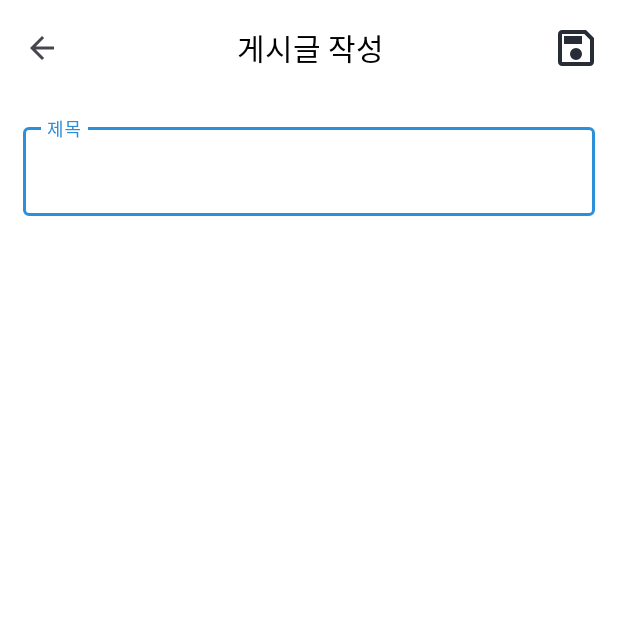
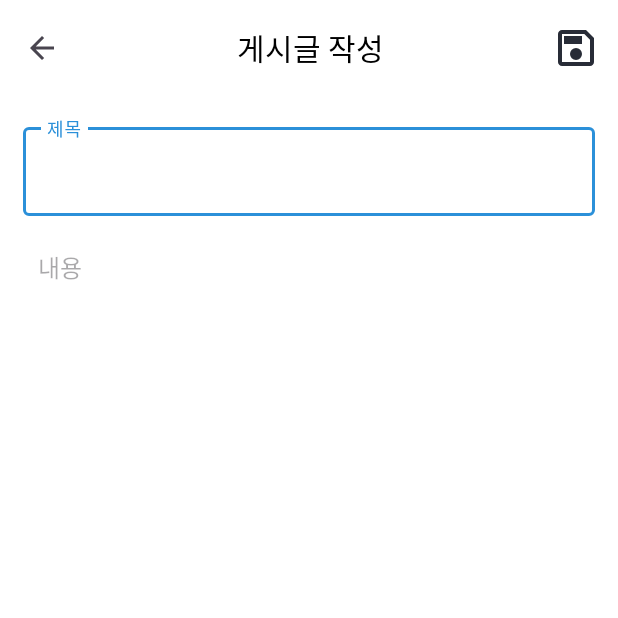
Before and after one commit to georgeois10/georgeois_AOS, an Android app: the fragment BoardRegisterFragment placed in its activity, after a tap on "저장하기", on a phone screen of 412 x 824 dp, the top half of it. Run offline under Robolectric (Android 15) with nearby library versions, the phone set to English and light mode, and no system bars; libraries missing offline, so code that uses them is left out: com.kakao.sdk, com.navercorp.nid; network calls fail; Roboto replaces fonts that are not available here.

Commit message:
[design] 게시판 등록- 디자인 변경
게시판 내용 : TextLayout -> editText
및 hint 추가

```diff
--- a/georgeois/app/src/main/java/com/example/georgeois/ui/board/BoardRegisterFragment.kt
+++ b/georgeois/app/src/main/java/com/example/georgeois/ui/board/BoardRegisterFragment.kt
@@ -67,14 +67,13 @@ class BoardRegisterFragment : Fragment() {
                 }
             }
 
-            contentTextWatcher = ContentTextWatcher(textIputEditTextBoardRegisterContent,textViewBoardRegisterTextCount)
-            textInputLayoutBoardRegisterContent.editText?.addTextChangedListener(contentTextWatcher)
+            contentTextWatcher = ContentTextWatcher(textViewBoardRegisterTextCount)
+            editTextBoardRegisterContext.addTextChangedListener(contentTextWatcher)
             fragmentBoardRegisterBinding.textInputEditTextBoardRegisterTitle.requestFocus()
             fragmentBoardRegisterBinding.textInputEditTextBoardRegisterTitle.postDelayed({
                 val imm = requireContext().getSystemService(Context.INPUT_METHOD_SERVICE) as InputMethodManager
                 imm.showSoftInput(fragmentBoardRegisterBinding.textInputEditTextBoardRegisterTitle, InputMethodManager.SHOW_IMPLICIT)
-            }, 200) // Delay for 200 milliseconds
-
+            }, 200)
             imageButtonBoardRegisterAdd.setOnClickListener {
                 constraintLayoutBoardRegister.visibility = View.VISIBLE
                 scrollToBottom()
@@ -90,7 +89,7 @@ class BoardRegisterFragment : Fragment() {
     fun save(){
         fragmentBoardRegisterBinding.run {
 
-            val Content = textIputEditTextBoardRegisterContent.text?.toString()
+            val Content = editTextBoardRegisterContext.text?.toString()
             val Title = textInputEditTextBoardRegisterTitle.text?.toString()
             if(!Content.isNullOrBlank() && !Title.isNullOrBlank()){
                 var boardClass = BoardClass(
@@ -116,7 +115,6 @@ class BoardRegisterFragment : Fragment() {
 
     private fun scrollToBottom() {
         fragmentBoardRegisterBinding.scrollViewBoardRegister.post {
-            // This ensures that the scrolling takes place after the layout is complete
             fragmentBoardRegisterBinding.scrollViewBoardRegister.fullScroll(View.FOCUS_DOWN)
         }
     }
--- a/georgeois/app/src/main/java/com/example/georgeois/utill/ContentTextWatcher.kt
+++ b/georgeois/app/src/main/java/com/example/georgeois/utill/ContentTextWatcher.kt
@@ -10,7 +10,7 @@ import android.widget.TextView
 import com.example.georgeois.R
 import com.google.android.material.textfield.TextInputEditText
 
-class ContentTextWatcher(private val textInputEditText: TextInputEditText, private val textView: TextView) : TextWatcher {
+class ContentTextWatcher(private val textView: TextView) : TextWatcher {
 
     private val maxCharacterCount = 1000
 
@@ -41,8 +41,4 @@ class ContentTextWatcher(private val textInputEditText: TextInputEditText, priva
         shakeAnimator.start()
     }
 
-    private fun shakeView(editText: TextInputEditText) {
-        val parentView = editText.parent as View // Assuming TextInputEditText is directly inside a parent view
-        shakeView(parentView)
-    }
 }
--- a/georgeois/app/src/main/res/layout/fragment_board_register.xml
+++ b/georgeois/app/src/main/res/layout/fragment_board_register.xml
@@ -1,5 +1,6 @@
 <?xml version="1.0" encoding="utf-8"?>
 <LinearLayout
+    android:id="@+id/linearLayout_test"
     xmlns:android="http://schemas.android.com/apk/res/android"
     xmlns:app="http://schemas.android.com/apk/res-auto"
     xmlns:tools="http://schemas.android.com/tools"
@@ -45,34 +46,19 @@
                     android:hint="제목" />
             </com.google.android.material.textfield.TextInputLayout>
 
-<!--            <EditText-->
-<!--                android:layout_marginTop="@dimen/margin_12dp"-->
-<!--                android:id="@+id/editText_boardRegister_context"-->
-<!--                android:layout_width="match_parent"-->
-<!--                android:layout_height="wrap_content"-->
-<!--                android:gravity="top"-->
-<!--                android:hint="내용"-->
-<!--                style="@style/Theme.Georgeois.Text"-->
-<!--                android:textSize="@dimen/font_size_16sp"-->
-<!--                android:background="#00FFFFFF"/>-->
+            <EditText
+                android:layout_marginTop="@dimen/margin_12dp"
+                android:id="@+id/editText_boardRegister_context"
+                android:layout_width="match_parent"
+                android:layout_height="wrap_content"
+                android:gravity="top"
+                android:hint="내용"
+                android:padding="@dimen/margin_10dp"
+                style="@style/Theme.Georgeois.Text"
+                android:textSize="@dimen/font_size_16sp"
+                android:maxLength="1000"
+                android:background="#00FFFFFF"/>
 
-
-            <com.google.android.material.textfield.TextInputLayout
-                android:id="@+id/textInputLayout_boardRegister_content"
-                android:layout_width="match_parent"
-                android:layout_height="match_parent"
-                style="@style/Theme.Georgeois.Text"
-                app:boxBackgroundMode="none">
-
-                <com.google.android.material.textfield.TextInputEditText
-                    android:id="@+id/textIputEditText_boardRegister_content"
-                    style="@style/Theme.Georgeois.Text"
-                    android:layout_width="match_parent"
-                    android:layout_height="wrap_content"
-                    android:gravity="top"
-                    android:maxLength="1000"
-                    android:textSize="@dimen/font_size_16sp" />
-            </com.google.android.material.textfield.TextInputLayout>
 
             <androidx.constraintlayout.widget.ConstraintLayout
                 android:id="@+id/constraintLayout_boardRegister"
```
